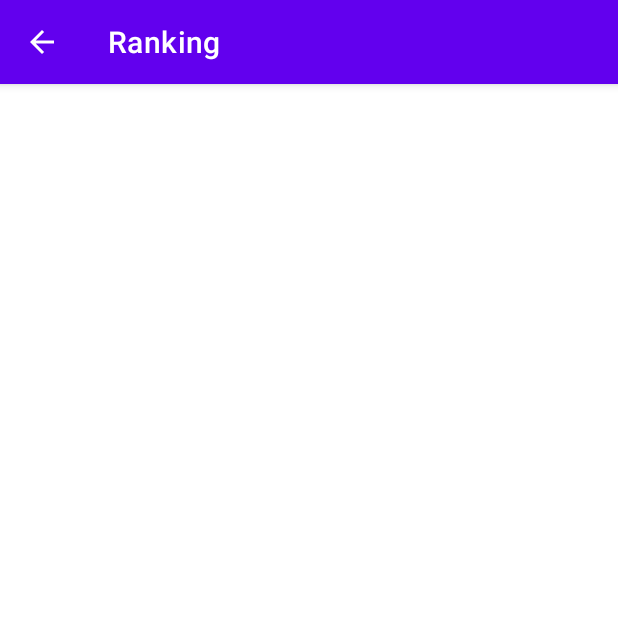
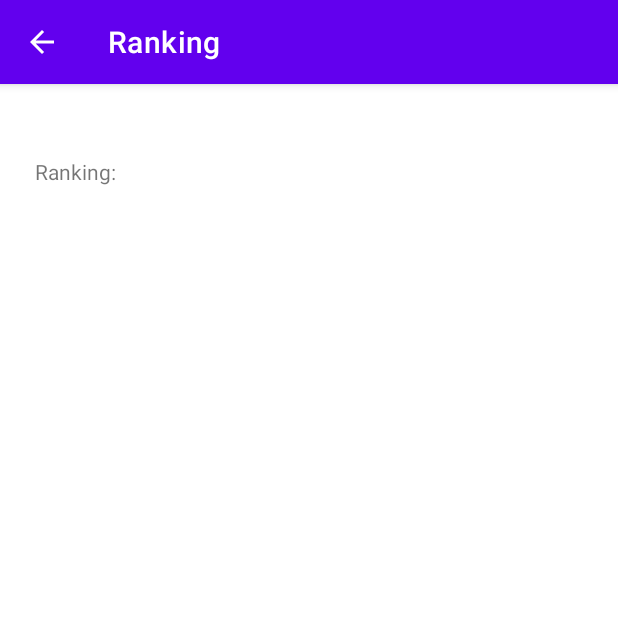
Before and after one commit to EndeavourHolmes/SuitcaseGame, an Android app: the screen it shows after launch (ShowRankingActivity), after a tap on "ACTUAL RANKING", on a phone screen of 412 x 824 dp, the top half of it. Run offline under Robolectric (Android 15) with nearby library versions, the phone set to English and light mode, and no system bars.

Commit message:
Ranking,Timer connected

```diff
--- /dev/null
+++ b/app/src/main/java/com/example/koffer/SQLdb.java
@@ -0,0 +1,87 @@
+package com.example.koffer;
+
+import android.content.ContentValues;
+import android.content.Context;
+import android.database.Cursor;
+import android.database.sqlite.SQLiteDatabase;
+import android.database.sqlite.SQLiteOpenHelper;
+
+import androidx.annotation.Nullable;
+
+import java.util.ArrayList;
+import java.util.List;
+
+public class SQLdb extends SQLiteOpenHelper {
+
+    public static final String RANKING_TABLE = "RANKING_TABLE";
+    public static final String COLUMN_NAME = "NAME";
+    public static final String COLUMN_SCORE = "SCORE";
+    public static final String COLUMN_NEEDEDTIME = "NEEDEDTIME";
+    public static final String COLUMN_ID = "ID";
+
+    public SQLdb(@Nullable Context context) {
+        super(context, "ranking.db", null, 1);
+    }
+
+    @Override
+    public void onCreate(SQLiteDatabase db) {
+        String createTableStatement = "CREATE TABLE " + RANKING_TABLE + "(" + COLUMN_ID + " INTEGER PRIMARY KEY AUTOINCREMENT, " + COLUMN_NAME + " TEXT, " + COLUMN_SCORE + " INT, " + COLUMN_NEEDEDTIME + " INT)";
+
+        db.execSQL(createTableStatement);
+    }
+
+    @Override
+    public void onUpgrade(SQLiteDatabase sqLiteDatabase, int i, int i1) {
+
+    }
+
+    public boolean addOne(String name, int score, int neededTime){
+        SQLiteDatabase db = this.getWritableDatabase();
+        ContentValues cv = new ContentValues();
+
+        cv.put(COLUMN_NAME, name);
+        cv.put(COLUMN_SCORE, score);
+        cv.put(COLUMN_NEEDEDTIME, neededTime);
+
+        long insert = db.insert(RANKING_TABLE,null , cv);
+        if (insert == -1){
+            return false;
+        }
+        else {
+            return true;
+        }
+    }
+
+    public List<String> getRanking(){
+        List<String> returnList = new ArrayList<>();
+
+        String queryString = "SELECT * FROM " + RANKING_TABLE;
+        SQLiteDatabase db = this.getReadableDatabase();
+
+        Cursor cursor = db.rawQuery(queryString, null);
+
+        String ausgabe;
+
+        if (cursor.moveToFirst()){
+            do {
+                ausgabe="";
+                int userId = cursor.getInt(0);
+                String name = cursor.getString(1);
+                int score = cursor.getInt(2);
+                int neededTime = cursor.getInt(3);
+
+                ausgabe += name + " Score: " + score + " Time: " + neededTime;
+                returnList.add(ausgabe);
+
+            }while (cursor.moveToNext());
+
+        }
+        else {
+
+        }
+        cursor.close();
+        db.close();
+
+        return returnList;
+    }
+}
--- a/app/src/main/java/com/example/koffer/ShowRankingActivity.java
+++ b/app/src/main/java/com/example/koffer/ShowRankingActivity.java
@@ -4,6 +4,8 @@ import androidx.appcompat.app.AppCompatActivity;
 
 import android.os.Bundle;
 import android.widget.TextView;
+
+import java.util.List;
 
 public class ShowRankingActivity extends AppCompatActivity {
 
@@ -12,10 +14,14 @@ public class ShowRankingActivity extends AppCompatActivity {
         super.onCreate(savedInstanceState);
         setContentView(R.layout.activity_show_ranking);
 
-        /*
-        userListe.add("Nutzername");
-        ((TextView)findViewById(R.id.textView3)).setText((String)userListe.get(0));
-        */
+        SQLdb dbHelper = new SQLdb(ShowRankingActivity.this);
+        List<String> listeRanking = dbHelper.getRanking();
 
+        String ausgabe = "";
+        for (String zeile : listeRanking) {
+            ausgabe += zeile + "\n";
+        }
+
+        ((TextView)findViewById(R.id.textViewRanking)).setText("Ranking: \n\n" + ausgabe); // Test
     }
 }
--- a/app/src/main/res/layout/activity_play.xml
+++ b/app/src/main/res/layout/activity_play.xml
@@ -179,6 +179,7 @@
             app:layout_constraintEnd_toEndOf="parent"
             app:layout_constraintTop_toTopOf="parent"
             app:layout_constraintVertical_bias="0.517" />
+
     </androidx.constraintlayout.widget.ConstraintLayout>
 
 </androidx.constraintlayout.widget.ConstraintLayout>
--- a/app/src/main/res/layout/activity_show_ranking.xml
+++ b/app/src/main/res/layout/activity_show_ranking.xml
@@ -6,4 +6,13 @@
     android:layout_height="match_parent"
     tools:context=".ShowRankingActivity">
 
+    <TextView
+        android:id="@+id/textViewRanking"
+        android:layout_width="366dp"
+        android:layout_height="671dp"
+        android:text="Ranking Liste"
+        app:layout_constraintBottom_toBottomOf="parent"
+        app:layout_constraintEnd_toEndOf="parent"
+        app:layout_constraintStart_toStartOf="parent"
+        app:layout_constraintTop_toTopOf="parent" />
 </androidx.constraintlayout.widget.ConstraintLayout>
```
Also changed, not shown: app/src/main/java/com/example/koffer/PlayActivity.java (+9 -5 lines).
